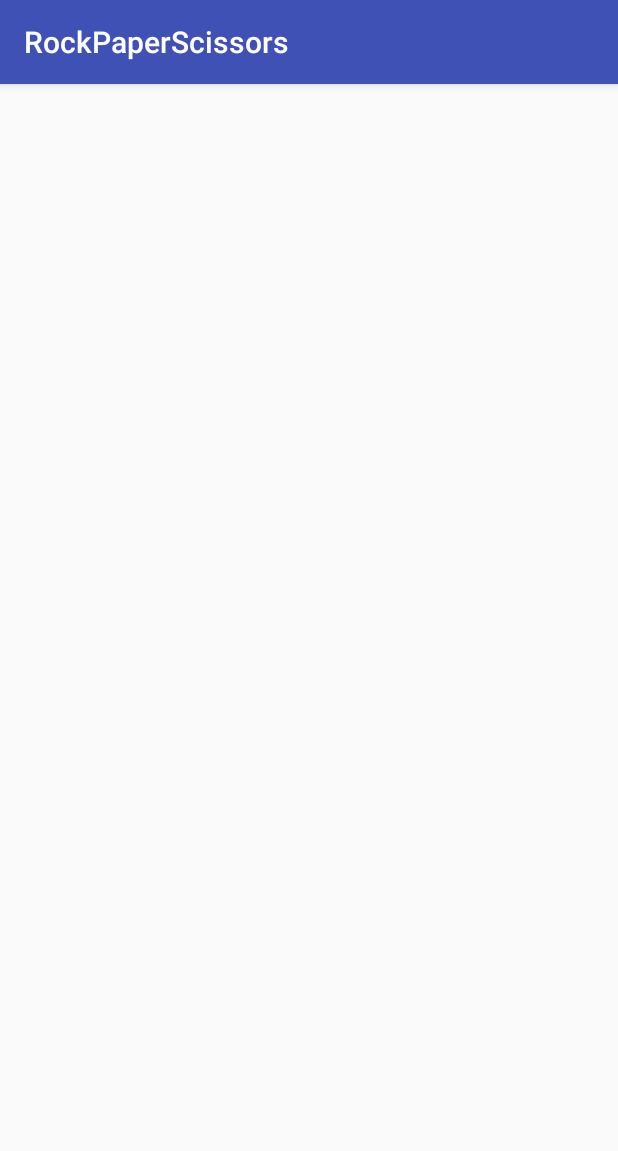
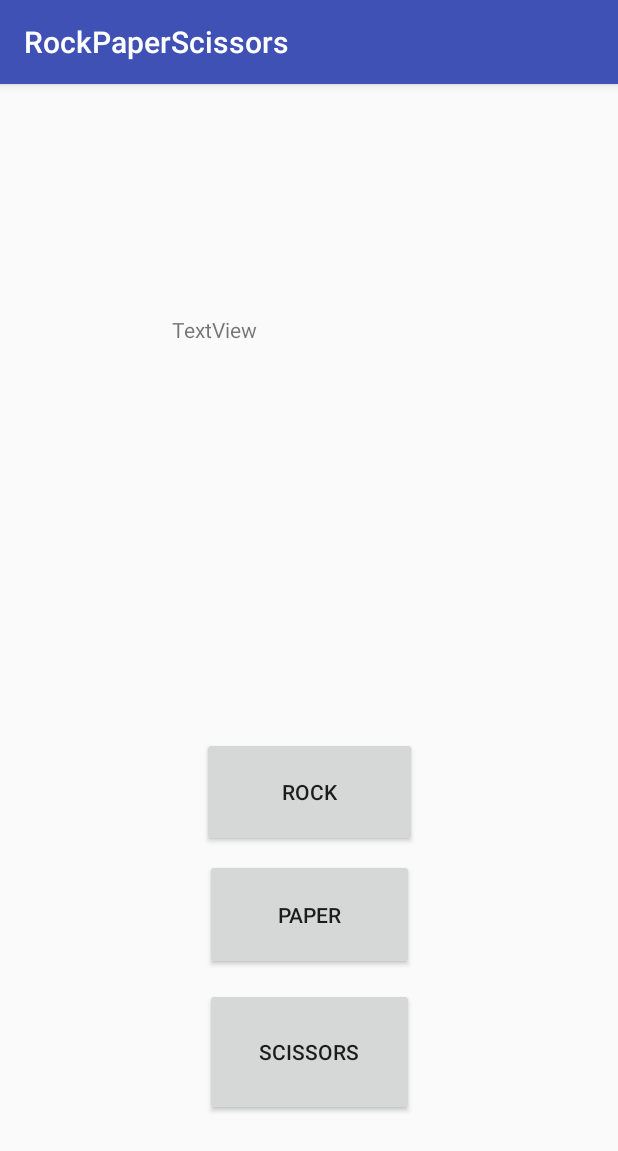
Before and after one commit to Euan-Bell/RockPaperScissorsAS, an Android app: the screen it shows after launch (GameActivity), on a phone screen of 412 x 824 dp. Shown: the top 1151 px of the screen. Run offline under Robolectric (Android 15) with nearby library versions, the phone set to English and light mode, and no system bars.

Commit message:
interface works and all needed is styling

```diff
--- a/app/src/main/java/com/example/dunk/rockpaperscissors/GameActivity.java
+++ b/app/src/main/java/com/example/dunk/rockpaperscissors/GameActivity.java
@@ -2,6 +2,10 @@ package com.example.dunk.rockpaperscissors;
 
 import android.support.v7.app.AppCompatActivity;
 import android.os.Bundle;
+import android.util.Log;
+import android.view.View;
+import android.widget.Button;
+import android.widget.TextView;
 
 import com.example.dunk.rockpaperscissors.enums.SelectionType;
 
@@ -27,17 +31,17 @@ public class GameActivity extends AppCompatActivity {
 
     public void onRockClicked(View view) {
         Game game = new Game();
-        game.playGame(SelectionType.ROCK);
+        result.setText(game.playGame(SelectionType.ROCK));
     }
 
     public void onPaperClicked(View view) {
         Game game = new Game();
-        game.playGame(SelectionType.PAPER);
+        result.setText(game.playGame(SelectionType.PAPER));
     }
 
     public void onScissorsClicked(View view) {
         Game game = new Game();
-        game.playGame(SelectionType.SCISSORS);
+        result.setText(game.playGame(SelectionType.SCISSORS));
     }
 
 }
--- a/app/src/main/java/com/example/dunk/rockpaperscissors/enums/SelectionType.java
+++ b/app/src/main/java/com/example/dunk/rockpaperscissors/enums/SelectionType.java
@@ -2,9 +2,9 @@ package com.example.dunk.rockpaperscissors.enums;
 
 public enum SelectionType {
 
-    ROCK("Scissors"),
-    PAPER("Rock"),
-    SCISSORS("Paper");
+    ROCK("SCISSORS"),
+    PAPER("ROCK"),
+    SCISSORS("PAPER");
 
     private final String losingHand;
 
--- a/app/src/main/res/layout/activity_game.xml
+++ b/app/src/main/res/layout/activity_game.xml
@@ -6,4 +6,57 @@
     android:layout_height="match_parent"
     tools:context=".GameActivity">
 
+    <Button
+        android:id="@+id/rock_button"
+        android:layout_width="143dp"
+        android:layout_height="73dp"
+        android:layout_marginBottom="8dp"
+        android:layout_marginEnd="8dp"
+        android:layout_marginStart="8dp"
+        android:onClick="onRockClicked"
+        android:text="Rock"
+        app:layout_constraintBottom_toTopOf="@+id/paper_button"
+        app:layout_constraintEnd_toEndOf="parent"
+        app:layout_constraintStart_toStartOf="parent" />
+
+    <Button
+        android:id="@+id/paper_button"
+        android:layout_width="139dp"
+        android:layout_height="74dp"
+        android:layout_marginBottom="12dp"
+        android:layout_marginEnd="8dp"
+        android:layout_marginStart="8dp"
+        android:onClick="onPaperClicked"
+        android:text="Paper"
+        app:layout_constraintBottom_toTopOf="@+id/scissors_button"
+        app:layout_constraintEnd_toEndOf="parent"
+        app:layout_constraintHorizontal_bias="0.502"
+        app:layout_constraintStart_toStartOf="parent" />
+
+    <Button
+        android:id="@+id/scissors_button"
+        android:layout_width="139dp"
+        android:layout_height="85dp"
+        android:layout_marginBottom="80dp"
+        android:layout_marginEnd="8dp"
+        android:layout_marginStart="8dp"
+        android:onClick="onScissorsClicked"
+        android:text="Scissors"
+        app:layout_constraintBottom_toBottomOf="parent"
+        app:layout_constraintEnd_toEndOf="parent"
+        app:layout_constraintStart_toStartOf="parent" />
+
+    <TextView
+        android:id="@+id/result_text"
+        android:layout_width="183dp"
+        android:layout_height="128dp"
+        android:layout_marginBottom="8dp"
+        android:layout_marginEnd="8dp"
+        android:layout_marginStart="8dp"
+        android:layout_marginTop="8dp"
+        android:text="TextView"
+        app:layout_constraintBottom_toTopOf="@+id/rock_button"
+        app:layout_constraintEnd_toEndOf="parent"
+        app:layout_constraintStart_toStartOf="parent"
+        app:layout_constraintTop_toTopOf="parent" />
 </android.support.constraint.ConstraintLayout>
```
Also changed, not shown: app/src/main/java/com/example/dunk/rockpaperscissors/Game.java (+4 -4 lines), app/src/main/res/values/strings.xml (+4 -4 lines).
